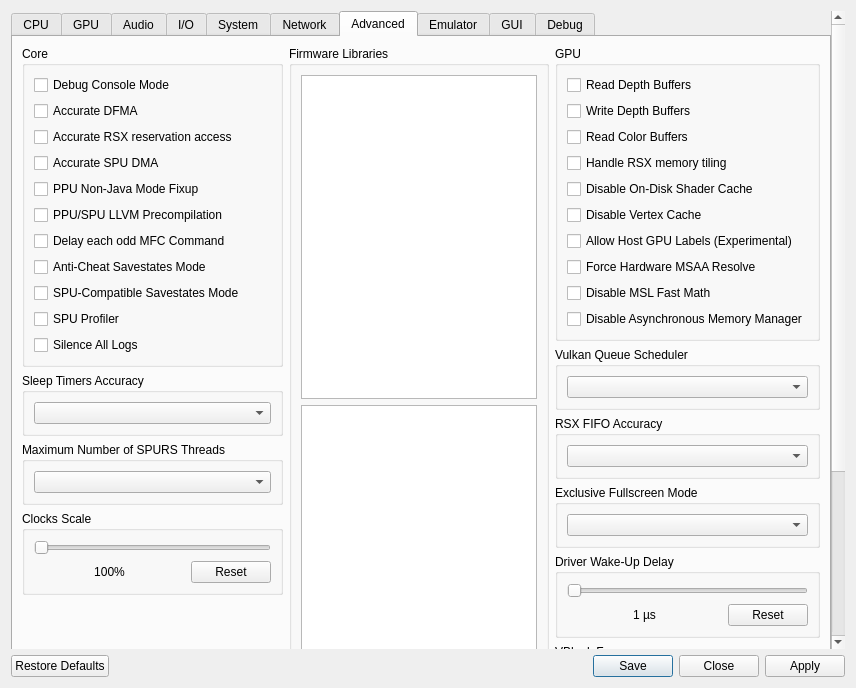
This is rpcs3/rpcs3qt/settings_dialog.ui in RPCS3/rpcs3 as Qt 5 draws it before an edit. The edited form follows.
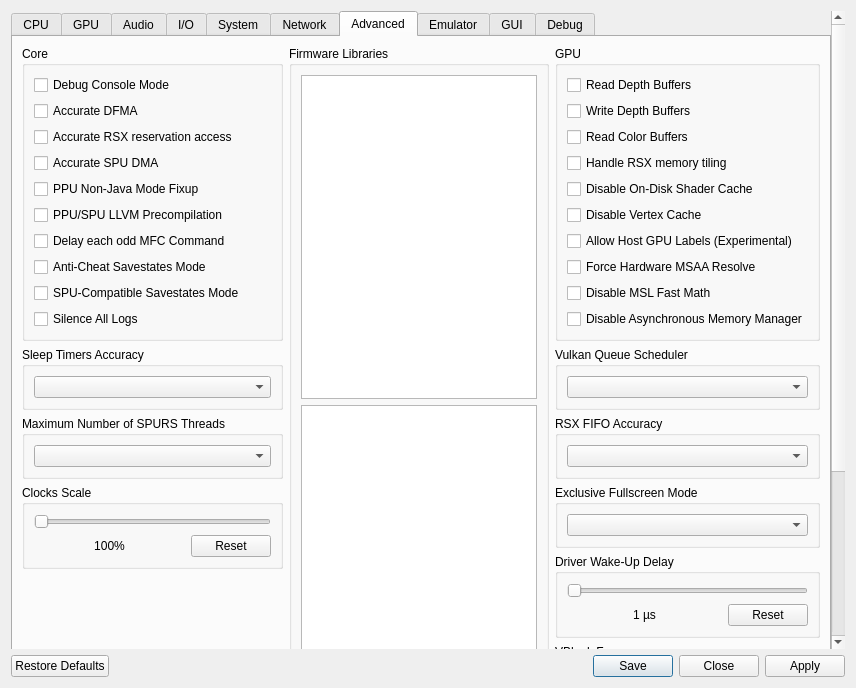
This is the edited form. The open tabs and pages were chosen to show the change. Icons and pictures are not drawn.

Commit message: Settings: Move 'SPU Profiler' to Debug

Patch:
```diff
--- a/rpcs3/rpcs3qt/settings_dialog.ui
+++ b/rpcs3/rpcs3qt/settings_dialog.ui
@@ -2469,13 +2469,6 @@
                  </property>
                 </widget>
                </item>
-               <item>
-                <widget class="QCheckBox" name="spuProfiler">
-                 <property name="text">
-                  <string>SPU Profiler</string>
-                 </property>
-                </widget>
-               </item>
                <item>
                 <widget class="QCheckBox" name="silenceAllLogs">
                  <property name="text">
@@ -4395,6 +4388,13 @@
                 </property>
               </widget>
              </item>
+             <item>
+              <widget class="QCheckBox" name="spuProfiler">
+                <property name="text">
+                  <string>SPU Profiler</string>
+                </property>
+              </widget>
+             </item>
              <item>
               <spacer name="verticalSpacerDebugCore">
                <property name="orientation">
```
